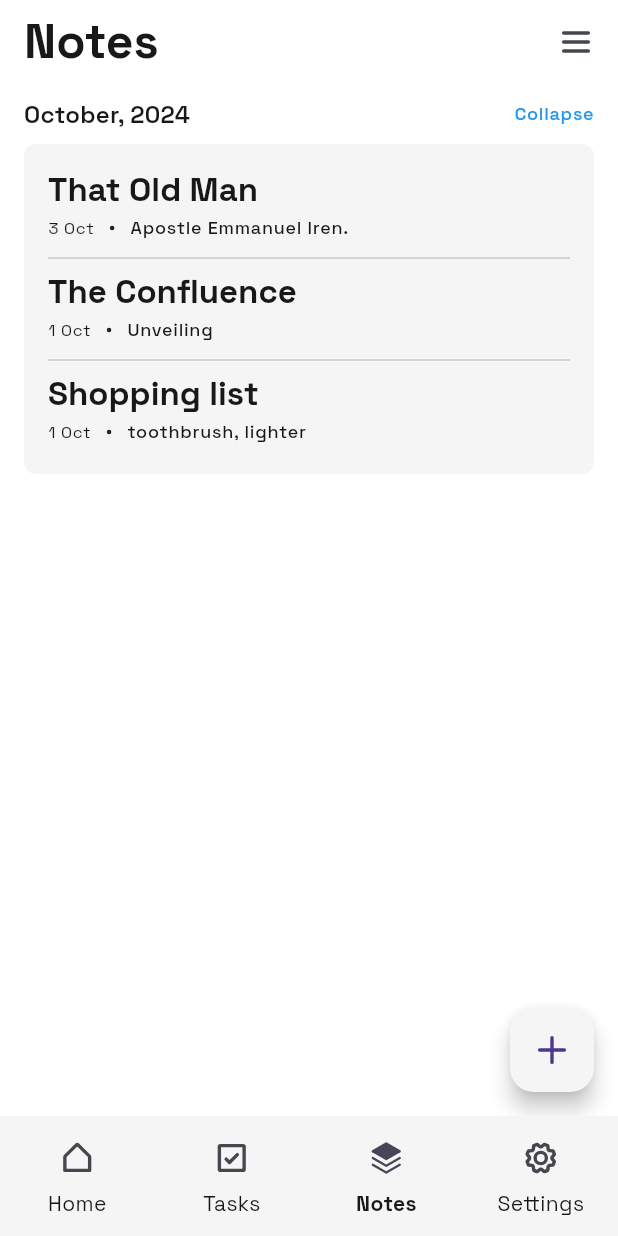
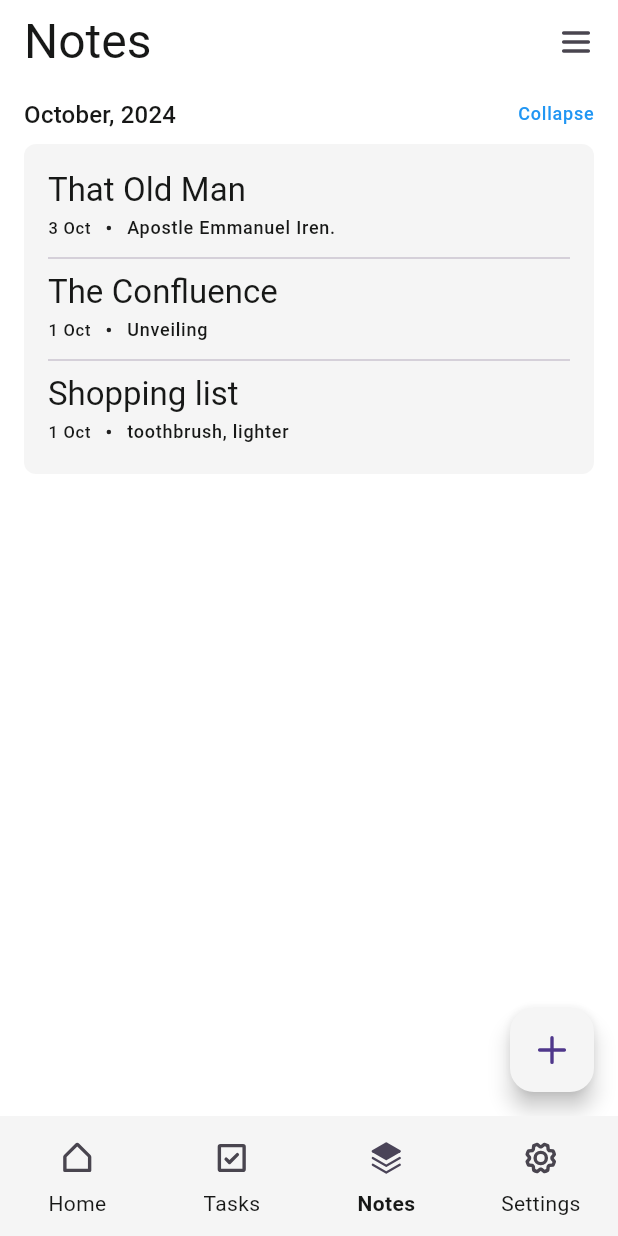
Before and after one commit to Jessepelumi/prudence, a Flutter app: the screen it shows after launch, item 3 of the bottom bar chosen, on a phone screen of 412 x 824 dp. Run offline on Flutter 3.47's test engine with Material 3 defaults, Android fonts, the phone set to English and light mode, and no system bars; our stand-ins replace flutter_riverpod, google_fonts, phosphor_flutter; Roboto replaces fonts that are missing (Sen).

Commit message:
simplified app text theme, changed text font family

```diff
--- a/lib/src/core/themes/text_theme.dart
+++ b/lib/src/core/themes/text_theme.dart
@@ -6,92 +6,14 @@ class AppTextTheme {
   AppTextTheme._();
 
   // light text theme
-  static TextTheme lightTextTheme = TextTheme(
-    // title texts
-    titleSmall: GoogleFonts.spaceGrotesk(
-      fontWeight: FontWeight.w400,
-      color: black,
-    ),
-    titleMedium: GoogleFonts.spaceGrotesk(
-      fontWeight: FontWeight.w600,
-      color: black,
-    ),
-    titleLarge: GoogleFonts.spaceGrotesk(
-      fontWeight: FontWeight.w700,
-      color: black,
-    ),
-
-    // body texts
-    bodySmall: GoogleFonts.spaceGrotesk(
-      fontWeight: FontWeight.w300,
-      color: black,
-    ),
-    bodyMedium: GoogleFonts.spaceGrotesk(
-      fontWeight: FontWeight.w400,
-      color: black,
-    ),
-    bodyLarge: GoogleFonts.spaceGrotesk(
-      fontWeight: FontWeight.w500,
-      color: black,
-    ),
-
-    // label texts
-    labelSmall: GoogleFonts.spaceGrotesk(
-      fontWeight: FontWeight.w400,
-      color: black,
-    ),
-    labelMedium: GoogleFonts.spaceGrotesk(
-      fontWeight: FontWeight.w500,
-      color: black,
-    ),
-    labelLarge: GoogleFonts.spaceGrotesk(
-      fontWeight: FontWeight.w600,
-      color: black,
-    ),
-  );
+  static TextTheme get lightTextTheme => GoogleFonts.senTextTheme().apply(
+        bodyColor: black,
+        displayColor: black,
+      );
 
   // dark text theme
-  static TextTheme darkTextTheme = TextTheme(
-    // title texts
-    titleSmall: GoogleFonts.spaceGrotesk(
-      fontWeight: FontWeight.w400,
-      color: white,
-    ),
-    titleMedium: GoogleFonts.spaceGrotesk(
-      fontWeight: FontWeight.w600,
-      color: white,
-    ),
-    titleLarge: GoogleFonts.spaceGrotesk(
-      fontWeight: FontWeight.w700,
-      color: white,
-    ),
-
-    // body texts
-    bodySmall: GoogleFonts.spaceGrotesk(
-      fontWeight: FontWeight.w300,
-      color: white,
-    ),
-    bodyMedium: GoogleFonts.spaceGrotesk(
-      fontWeight: FontWeight.w400,
-      color: white,
-    ),
-    bodyLarge: GoogleFonts.spaceGrotesk(
-      fontWeight: FontWeight.w500,
-      color: white,
-    ),
-
-    // label texts
-    labelSmall: GoogleFonts.spaceGrotesk(
-      fontWeight: FontWeight.w400,
-      color: white,
-    ),
-    labelMedium: GoogleFonts.spaceGrotesk(
-      fontWeight: FontWeight.w500,
-      color: white,
-    ),
-    labelLarge: GoogleFonts.spaceGrotesk(
-      fontWeight: FontWeight.w600,
-      color: white,
-    ),
-  );
+  static TextTheme get darkTextTheme => GoogleFonts.senTextTheme().apply(
+        bodyColor: white,
+        displayColor: white,
+      );
 }
```
